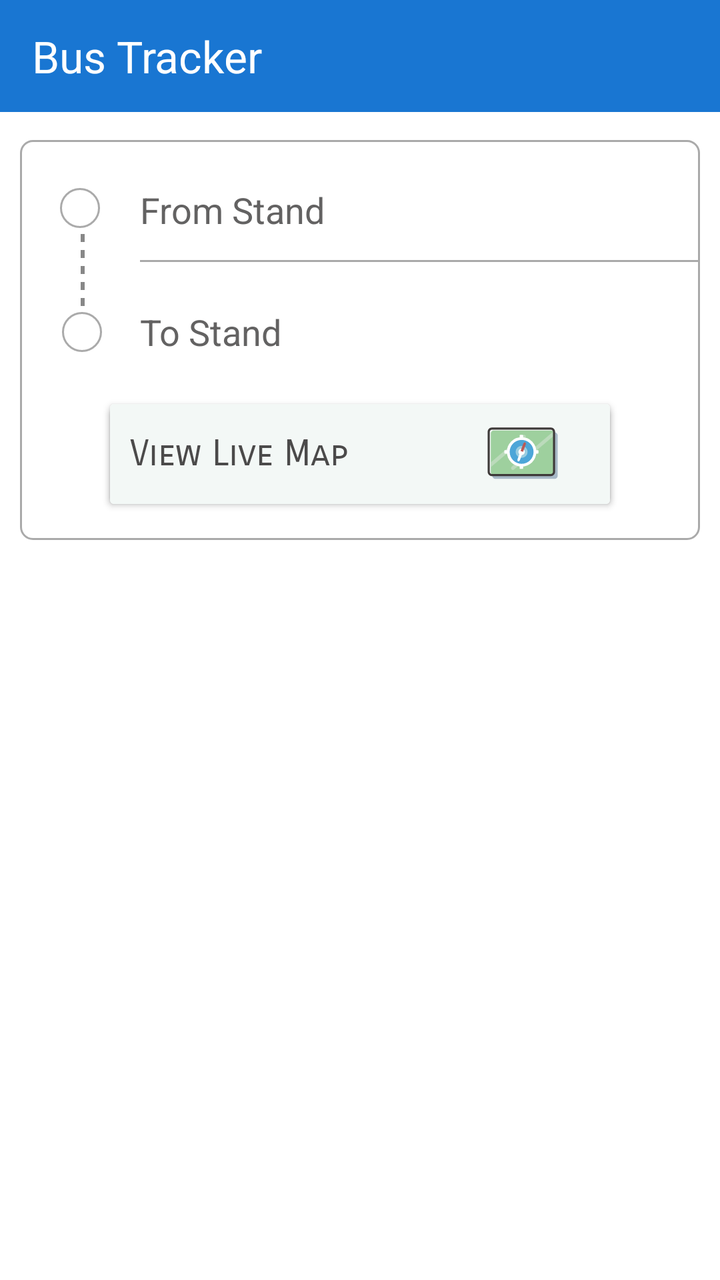
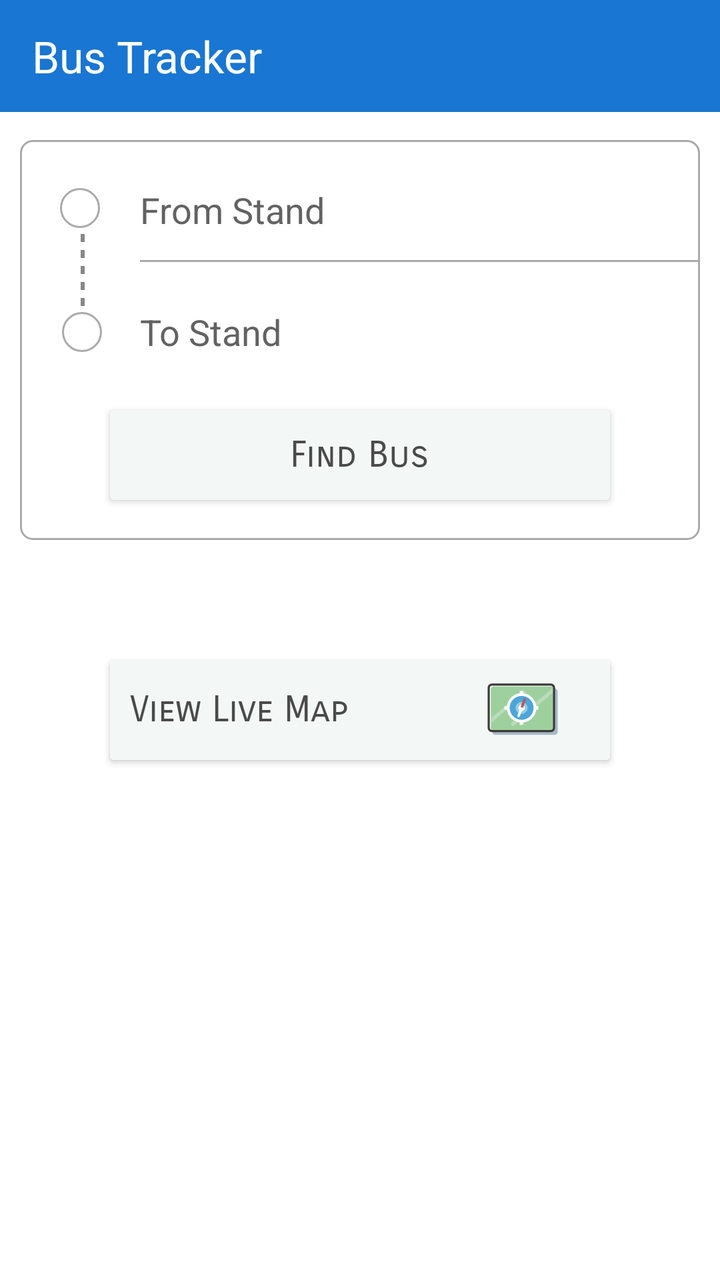

Compare the two renders of this Android layout. The source of the first and the diff that turns it into the second are given below.
<!-- AndroidManifest.xml: application theme Theme.BusTrackingTest -->
<!-- res/layout/activity_main.xml -->
<?xml version="1.0" encoding="utf-8"?>
<androidx.constraintlayout.widget.ConstraintLayout xmlns:android="http://schemas.android.com/apk/res/android"
    xmlns:app="http://schemas.android.com/apk/res-auto"
    xmlns:tools="http://schemas.android.com/tools"
    android:id="@+id/main"
    android:layout_width="match_parent"
    android:layout_height="match_parent"
    android:background="@color/white"
    tools:context=".MainActivity">

    <androidx.appcompat.widget.Toolbar
        android:id="@+id/toolbar"
        android:layout_width="0dp"
        android:layout_height="56dp"
        android:background="#1976D2"
        android:elevation="4dp"
        app:title="Bus Tracker"
        app:titleTextColor="#FFFFFF"

        app:layout_constraintTop_toTopOf="parent"
        app:layout_constraintStart_toStartOf="parent"
        app:layout_constraintEnd_toEndOf="parent"/>

   <FrameLayout
       android:layout_width="match_parent"
       android:layout_height="200dp"
       android:layout_marginTop="70dp"
       android:layout_marginEnd="10dp"
       android:layout_marginStart="10dp"
       app:layout_constraintTop_toTopOf="parent"
       app:layout_constraintStart_toStartOf="parent"
       app:layout_constraintEnd_toEndOf="parent"
       android:background="@drawable/div"
       android:orientation="horizontal">
       <LinearLayout
           android:layout_width="60dp"
           android:layout_height="match_parent">
            <View
                android:layout_width="20dp"
                android:layout_height="20dp"
                android:layout_marginStart="20dp"
                android:layout_marginTop="24dp"
                android:background="@drawable/circle" />

           <LinearLayout
               android:layout_width="2dp"
               android:layout_height="60dp"
               android:orientation="vertical"
               android:layout_marginTop="43dp"
               android:layout_marginRight="-10dp"
               android:layout_marginLeft="-10dp">
               





               <View
                   android:layout_width="2dp"
                   android:layout_height="4dp"
                   android:background="@android:color/transparent" />

               <View
                   android:layout_width="2dp"
                   android:layout_height="4dp"
                   android:background="#888888" />

               <View
                   android:layout_width="2dp"
                   android:layout_height="4dp"
                   android:background="@android:color/transparent" />
               <View
                   android:layout_width="2dp"
                   android:layout_height="4dp"
                   android:background="#888888" />

               <View
                   android:layout_width="2dp"
                   android:layout_height="4dp"
                   android:background="@android:color/transparent" />

               <View
                   android:layout_width="2dp"
                   android:layout_height="4dp"
                   android:background="#888888" />

               <View
                   android:layout_width="2dp"
                   android:layout_height="4dp"
                   android:background="@android:color/transparent" />
               <View
                   android:layout_width="2dp"
                   android:layout_height="4dp"
                   android:background="#888888" />

               <View
                   android:layout_width="2dp"
                   android:layout_height="4dp"
                   android:background="@android:color/transparent" />

               <View
                   android:layout_width="2dp"
                   android:layout_height="4dp"
                   android:background="#888888" />

























           </LinearLayout>


           <View
               android:layout_width="20dp"
               android:layout_height="20dp"
               android:layout_marginStart="-2dp"
               android:layout_marginTop="86dp"
               android:background="@drawable/circle" />
       </LinearLayout>
       <LinearLayout
           android:layout_width="match_parent"
           android:layout_height="match_parent"
           android:orientation="vertical"
           android:paddingStart="60dp"
           >
           <AutoCompleteTextView
               android:id="@+id/fromStand"
               android:layout_width="300dp"
               android:layout_height="50dp"
               android:background="@android:color/transparent"
               android:hint="From Stand"
               android:textColor="@color/light_black"
               android:textColorHint="#DD4B4A4A"
               android:layout_marginTop="10dp"
               android:inputType="textNoSuggestions"
               ></AutoCompleteTextView>
           <View
               android:layout_width="match_parent"
               android:layout_height="1dp"
               android:background="@android:color/darker_gray"
               />
           <AutoCompleteTextView
               android:id="@+id/toStand"
               android:layout_width="300dp"
               android:layout_height="50dp"
               android:textColorHint="#DD4B4A4A"
               android:textColor="@color/light_black"
               android:inputType="textNoSuggestions"
               android:background="@android:color/transparent"
               android:hint="To Stand"
               android:layout_marginTop="10dp"
               ></AutoCompleteTextView>
       </LinearLayout>

       <androidx.cardview.widget.CardView
           android:layout_width="250dp"
           android:layout_height="45dp"
           android:layout_gravity="center_horizontal|bottom"
           android:layout_marginBottom="20dp"
           >
           <LinearLayout
               android:layout_width="match_parent"
               android:layout_height="match_parent"
               android:orientation="horizontal"
               android:background="#F3F8F6"
               android:gravity="center_vertical|center_horizontal">
               <TextView
                   android:layout_width="wrap_content"
                   android:layout_height="wrap_content"
                   android:text="Find Bus"
                   android:textColor="@color/light_black"
                   android:fontFamily="sans-serif-smallcaps"
                   android:textSize="18sp"/>
           </LinearLayout>
       </androidx.cardview.widget.CardView>










   </FrameLayout>

    <LinearLayout
        android:layout_width="match_parent"
        android:layout_height="100dp"
        android:layout_marginBottom="348dp"
        app:layout_constraintBottom_toBottomOf="parent"
        tools:layout_editor_absoluteX="0dp"
        android:orientation="vertical"
        android:gravity="center_horizontal">

        <androidx.cardview.widget.CardView
            android:id="@+id/view_map_button"
            android:layout_width="250dp"
            android:layout_height="50dp"
            android:layout_marginTop="10dp"
            android:clickable="true"
            android:focusable="true">

            <LinearLayout
                android:layout_width="match_parent"
                android:layout_height="match_parent"
                android:orientation="horizontal"
                android:gravity="center_vertical"
                android:background="#F3F8F6"
                android:padding="10dp">

                <TextView
                    android:layout_width="0dp"
                    android:layout_height="wrap_content"
                    android:layout_weight="6"
                    android:text="View Live Map"
                    android:textColor="@color/light_black"
                    android:textSize="18sp"
                    android:fontFamily="sans-serif-smallcaps"/>

                <ImageView
                    android:layout_width="40dp"
                    android:layout_height="40dp"
                    android:layout_weight="1"
                    app:srcCompat="@drawable/map_svgrepo_com"/>

            </LinearLayout>

        </androidx.cardview.widget.CardView>


    </LinearLayout>

</androidx.constraintlayout.widget.ConstraintLayout>
<!-- resources referenced by this layout -->
<resources>
  <color name="light_black">#4B4A4A</color>
  <color name="white">#FFFFFFFF</color>
  <!-- drawable circle (drawable) -->
  <shape xmlns:android="http://schemas.android.com/apk/res/android"
      android:shape="oval">
      <solid android:color="@android:color/transparent"></solid>
      <stroke android:color="@android:color/darker_gray" android:width="1dp"></stroke>
  </shape>
  <!-- drawable div (drawable) -->
  <shape xmlns:android="http://schemas.android.com/apk/res/android"
      android:shape="rectangle"
      >
      <solid android:color="@color/white" />
      <stroke android:color="@android:color/darker_gray"
          android:width="1dp"/>
      <corners android:radius="6dp"/>
  </shape>
  <!-- drawable map_svgrepo_com: vector/xml drawable (drawable, 2605 chars, omitted) -->
  <style name="Theme.BusTrackingTest" parent="Base.Theme.BusTrackingTest" />
  <style name="Base.Theme.BusTrackingTest" parent="Theme.Material3.DayNight.NoActionBar">
          
          
      </style>
</resources>

<!-- the commit's change to res/layout/activity_main.xml (unified diff, before → after) -->
@@ -21,235 +21,223 @@
         app:layout_constraintStart_toStartOf="parent"
         app:layout_constraintEnd_toEndOf="parent"/>
 
-   <FrameLayout
-       android:layout_width="match_parent"
-       android:layout_height="200dp"
-       android:layout_marginTop="70dp"
-       android:layout_marginEnd="10dp"
-       android:layout_marginStart="10dp"
-       app:layout_constraintTop_toTopOf="parent"
-       app:layout_constraintStart_toStartOf="parent"
-       app:layout_constraintEnd_toEndOf="parent"
-       android:background="@drawable/div"
-       android:orientation="horizontal">
-       <LinearLayout
-           android:layout_width="60dp"
-           android:layout_height="match_parent">
-            <View
-                android:layout_width="20dp"
-                android:layout_height="20dp"
-                android:layout_marginStart="20dp"
-                android:layout_marginTop="24dp"
-                android:background="@drawable/circle" />
-
-           <LinearLayout
-               android:layout_width="2dp"
-               android:layout_height="60dp"
-               android:orientation="vertical"
-               android:layout_marginTop="43dp"
-               android:layout_marginRight="-10dp"
-               android:layout_marginLeft="-10dp">
-               
-
-
-
-
-
-               <View
-                   android:layout_width="2dp"
-                   android:layout_height="4dp"
-                   android:background="@android:color/transparent" />
-
-               <View
-                   android:layout_width="2dp"
-                   android:layout_height="4dp"
-                   android:background="#888888" />
-
-               <View
-                   android:layout_width="2dp"
-                   android:layout_height="4dp"
-                   android:background="@android:color/transparent" />
-               <View
-                   android:layout_width="2dp"
-                   android:layout_height="4dp"
-                   android:background="#888888" />
-
-               <View
-                   android:layout_width="2dp"
-                   android:layout_height="4dp"
-                   android:background="@android:color/transparent" />
-
-               <View
-                   android:layout_width="2dp"
-                   android:layout_height="4dp"
-                   android:background="#888888" />
-
-               <View
-                   android:layout_width="2dp"
-                   android:layout_height="4dp"
-                   android:background="@android:color/transparent" />
-               <View
-                   android:layout_width="2dp"
-                   android:layout_height="4dp"
-                   android:background="#888888" />
-
-               <View
-                   android:layout_width="2dp"
-                   android:layout_height="4dp"
-                   android:background="@android:color/transparent" />
-
-               <View
-                   android:layout_width="2dp"
-                   android:layout_height="4dp"
-                   android:background="#888888" />
-
-
-
-
-
-
-
-
-
-
-
-
-
-
-
-
-
-
-
-
-
-
-
-
-
-           </LinearLayout>
-
-
-           <View
-               android:layout_width="20dp"
-               android:layout_height="20dp"
-               android:layout_marginStart="-2dp"
-               android:layout_marginTop="86dp"
-               android:background="@drawable/circle" />
-       </LinearLayout>
-       <LinearLayout
-           android:layout_width="match_parent"
-           android:layout_height="match_parent"
-           android:orientation="vertical"
-           android:paddingStart="60dp"
-           >
-           <AutoCompleteTextView
-               android:id="@+id/fromStand"
-               android:layout_width="300dp"
-               android:layout_height="50dp"
-               android:background="@android:color/transparent"
-               android:hint="From Stand"
-               android:textColor="@color/light_black"
-               android:textColorHint="#DD4B4A4A"
-               android:layout_marginTop="10dp"
-               android:inputType="textNoSuggestions"
-               ></AutoCompleteTextView>
-           <View
-               android:layout_width="match_parent"
-               android:layout_height="1dp"
-               android:background="@android:color/darker_gray"
-               />
-           <AutoCompleteTextView
-               android:id="@+id/toStand"
-               android:layout_width="300dp"
-               android:layout_height="50dp"
-               android:textColorHint="#DD4B4A4A"
-               android:textColor="@color/light_black"
-               android:inputType="textNoSuggestions"
-               android:background="@android:color/transparent"
-               android:hint="To Stand"
-               android:layout_marginTop="10dp"
-               ></AutoCompleteTextView>
-       </LinearLayout>
-
-       <androidx.cardview.widget.CardView
-           android:layout_width="250dp"
-           android:layout_height="45dp"
-           android:layout_gravity="center_horizontal|bottom"
-           android:layout_marginBottom="20dp"
-           >
-           <LinearLayout
-               android:layout_width="match_parent"
-               android:layout_height="match_parent"
-               android:orientation="horizontal"
-               android:background="#F3F8F6"
-               android:gravity="center_vertical|center_horizontal">
-               <TextView
-                   android:layout_width="wrap_content"
-                   android:layout_height="wrap_content"
-                   android:text="Find Bus"
-                   android:textColor="@color/light_black"
-                   android:fontFamily="sans-serif-smallcaps"
-                   android:textSize="18sp"/>
-           </LinearLayout>
-       </androidx.cardview.widget.CardView>
-
-
-
-
-
-
-
-
-
-
-   </FrameLayout>
-
     <LinearLayout
         android:layout_width="match_parent"
-        android:layout_height="100dp"
-        android:layout_marginBottom="348dp"
-        app:layout_constraintBottom_toBottomOf="parent"
+        android:layout_height="match_parent"
+        android:orientation="vertical"
         tools:layout_editor_absoluteX="0dp"
-        android:orientation="vertical"
-        android:gravity="center_horizontal">
-
-        <androidx.cardview.widget.CardView
-            android:id="@+id/view_map_button"
-            android:layout_width="250dp"
-            android:layout_height="50dp"
-            android:layout_marginTop="10dp"
-            android:clickable="true"
-            android:focusable="true">
+        tools:layout_editor_absoluteY="-36dp">
+
+        <FrameLayout
+            android:layout_width="match_parent"
+            android:layout_height="200dp"
+            android:layout_marginStart="10dp"
+            android:layout_marginTop="70dp"
+            android:layout_marginEnd="10dp"
+            android:background="@drawable/div"
+            android:orientation="horizontal"
+            app:layout_constraintEnd_toEndOf="parent"
+            app:layout_constraintStart_toStartOf="parent"
+            app:layout_constraintTop_toTopOf="parent">
+
+            <LinearLayout
+                android:layout_width="60dp"
+                android:layout_height="match_parent">
+
+                <View
+                    android:layout_width="20dp"
+                    android:layout_height="20dp"
+                    android:layout_marginStart="20dp"
+                    android:layout_marginTop="24dp"
+                    android:background="@drawable/circle" />
+
+                <LinearLayout
+                    android:layout_width="2dp"
+                    android:layout_height="60dp"
+                    android:layout_marginLeft="-10dp"
+                    android:layout_marginTop="43dp"
+                    android:layout_marginRight="-10dp"
+                    android:orientation="vertical">
+                    
+                    
+                    
+                    
+                    
+
+                    <View
+                        android:layout_width="2dp"
+                        android:layout_height="4dp"
+                        android:background="@android:color/transparent" />
+
+                    <View
+                        android:layout_width="2dp"
+                        android:layout_height="4dp"
+                        android:background="#888888" />
+
+                    <View
+                        android:layout_width="2dp"
+                        android:layout_height="4dp"
+                        android:background="@android:color/transparent" />
+
+                    <View
+                        android:layout_width="2dp"
+                        android:layout_height="4dp"
+                        android:background="#888888" />
+
+                    <View
+                        android:layout_width="2dp"
+                        android:layout_height="4dp"
+                        android:background="@android:color/transparent" />
+
+                    <View
+                        android:layout_width="2dp"
+                        android:layout_height="4dp"
+                        android:background="#888888" />
+
+                    <View
+                        android:layout_width="2dp"
+                        android:layout_height="4dp"
+                        android:background="@android:color/transparent" />
+
+                    <View
+                        android:layout_width="2dp"
+                        android:layout_height="4dp"
+                        android:background="#888888" />
+
+                    <View
+                        android:layout_width="2dp"
+                        android:layout_height="4dp"
+                        android:background="@android:color/transparent" />
+
+                    <View
+                        android:layout_width="2dp"
+                        android:layout_height="4dp"
+                        android:background="#888888" />
+                </LinearLayout>
+
+
+                <View
+                    android:layout_width="20dp"
+                    android:layout_height="20dp"
+                    android:layout_marginStart="-2dp"
+                    android:layout_marginTop="86dp"
+                    android:background="@drawable/circle" />
+            </LinearLayout>
 
             <LinearLayout
                 android:layout_width="match_parent"
                 android:layout_height="match_parent"
-                android:orientation="horizontal"
-                android:gravity="center_vertical"
-                android:background="#F3F8F6"
-                android:padding="10dp">
-
-                <TextView
-                    android:layout_width="0dp"
-                    android:layout_height="wrap_content"
-                    android:layout_weight="6"
-                    android:text="View Live Map"
+                android:orientation="vertical"
+                android:paddingStart="60dp">
+
+                <AutoCompleteTextView
+                    android:id="@+id/fromStand"
+                    android:layout_width="300dp"
+                    android:layout_height="50dp"
+                    android:layout_marginTop="10dp"
+                    android:background="@android:color/transparent"
+                    android:hint="From Stand"
+                    android:inputType="textNoSuggestions"
                     android:textColor="@color/light_black"
-                    android:textSize="18sp"
-                    android:fontFamily="sans-serif-smallcaps"/>
-
-                <ImageView
-                    android:layout_width="40dp"
-                    android:layout_height="40dp"
-                    android:layout_weight="1"
-                    app:srcCompat="@drawable/map_svgrepo_com"/>
-
+                    android:textColorHint="#DD4B4A4A"></AutoCompleteTextView>
+
+                <View
+                    android:layout_width="match_parent"
+                    android:layout_height="1dp"
+                    android:background="@android:color/darker_gray" />
+
+                <AutoCompleteTextView
+                    android:id="@+id/toStand"
+                    android:layout_width="300dp"
+                    android:layout_height="50dp"
+                    android:layout_marginTop="10dp"
+                    android:background="@android:color/transparent"
+                    android:hint="To Stand"
+                    android:inputType="textNoSuggestions"
+                    android:textColor="@color/light_black"
+                    android:textColorHint="#DD4B4A4A"></AutoCompleteTextView>
             </LinearLayout>
 
-        </androidx.cardview.widget.CardView>
-
-
+            <androidx.cardview.widget.CardView
+                android:layout_width="250dp"
+                android:layout_height="45dp"
+                android:layout_gravity="center_horizontal|bottom"
+                android:layout_marginBottom="20dp">
+
+                <LinearLayout
+                    android:layout_width="match_parent"
+                    android:layout_height="match_parent"
+                    android:background="#F3F8F6"
+                    android:gravity="center_vertical|center_horizontal"
+                    android:orientation="horizontal">
+
+                    <TextView
+                        android:layout_width="wrap_content"
+                        android:layout_height="wrap_content"
+                        android:fontFamily="sans-serif-smallcaps"
+                        android:text="Find Bus"
+                        android:textColor="@color/light_black"
+                        android:textSize="18sp" />
+                </LinearLayout>
+            </androidx.cardview.widget.CardView>
+
+            
+            
+            
+            
+            
+            
+            
+            
+
+        </FrameLayout>
+
+        <LinearLayout
+            android:layout_width="match_parent"
+            android:layout_height="100dp"
+            android:layout_marginTop="30dp"
+            android:gravity="center_horizontal|center_vertical"
+            android:orientation="vertical"
+            app:layout_constraintBottom_toBottomOf="parent"
+            tools:layout_editor_absoluteX="0dp">
+
+            <androidx.cardview.widget.CardView
+                android:id="@+id/view_map_button"
+                android:layout_width="250dp"
+                android:layout_height="50dp"
+                android:layout_marginTop="10dp"
+                android:clickable="true"
+                android:focusable="true">
+
+                <LinearLayout
+                    android:layout_width="match_parent"
+                    android:layout_height="match_parent"
+                    android:background="#F3F8F6"
+                    android:gravity="center_vertical"
+                    android:orientation="horizontal"
+                    android:padding="10dp">
+
+                    <TextView
+                        android:layout_width="0dp"
+                        android:layout_height="wrap_content"
+                        android:layout_weight="6"
+                        android:fontFamily="sans-serif-smallcaps"
+                        android:text="View Live Map"
+                        android:textColor="@color/light_black"
+                        android:textSize="18sp" />
+
+                    <ImageView
+                        android:layout_width="40dp"
+                        android:layout_height="40dp"
+                        android:layout_weight="1"
+                        app:srcCompat="@drawable/map_svgrepo_com" />
+
+                </LinearLayout>
+
+            </androidx.cardview.widget.CardView>
+
+
+        </LinearLayout>
     </LinearLayout>
 
 </androidx.constraintlayout.widget.ConstraintLayout>
